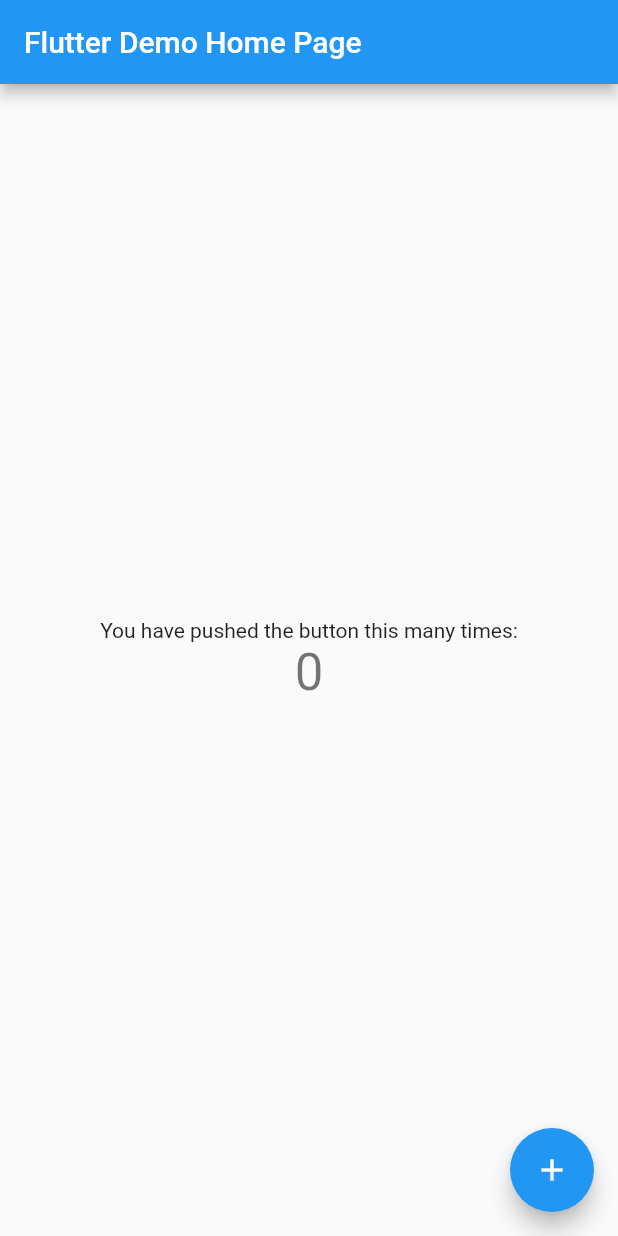
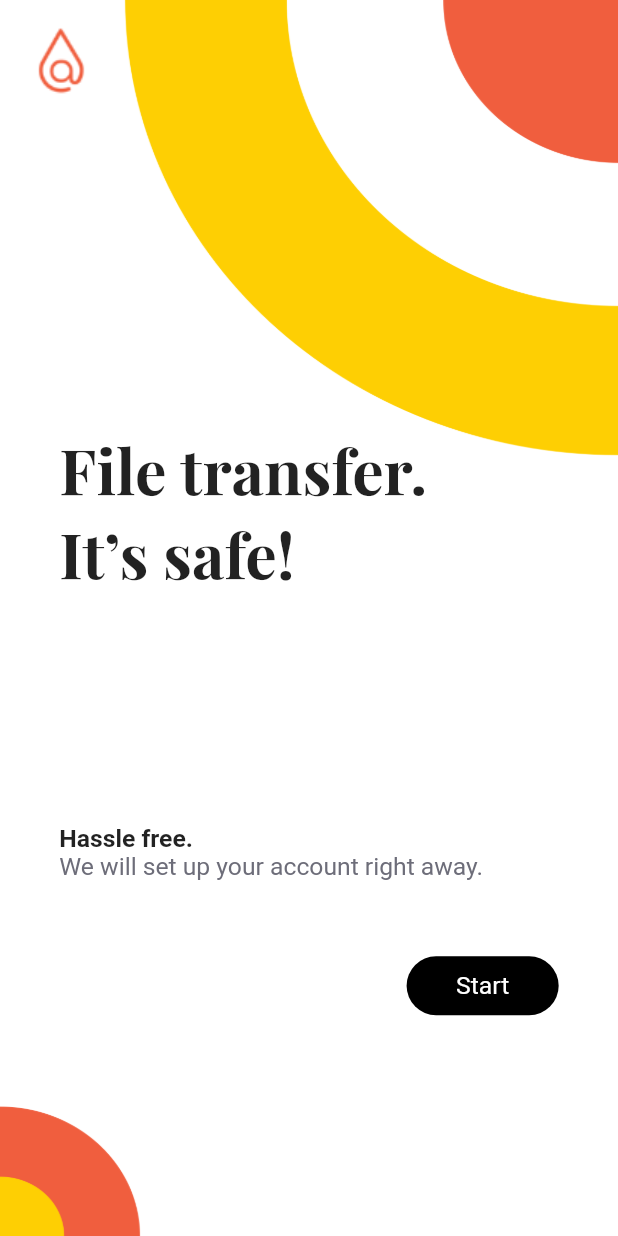
Before and after one commit to atsign-foundation/atmosphere_pro, a Flutter app: the screen it shows after launch, on a phone screen of 412 x 824 dp. Run offline on Flutter 3.47's test engine with Material 2 defaults, Android fonts, the phone set to English and light mode, and no system bars; our stand-ins replace google_fonts.

Commit message:
welcome screen UI with basic utils setup

```diff
--- /dev/null
+++ b/lib/app.dart
@@ -0,0 +1,15 @@
+import 'package:flutter/cupertino.dart';
+import 'package:flutter/material.dart';
+import 'routes/routes.dart';
+
+class MyApp extends StatelessWidget {
+  @override
+  Widget build(BuildContext context) {
+    return MaterialApp(
+      title: 'AtSign Atmosphere App',
+      debugShowCheckedModeBanner: false,
+      initialRoute: SetupRoutes.initialRoute,
+      routes: SetupRoutes.routes,
+    );
+  }
+}
--- a/lib/main.dart
+++ b/lib/main.dart
@@ -1,118 +1,6 @@
 import 'package:flutter/material.dart';
-import 'package:pedantic/pedantic.dart';
+import 'app.dart';
 
 void main() {
   runApp(MyApp());
 }
-
-class MyApp extends StatelessWidget {
-  // This widget is the root of your application.
-  @override
-  Widget build(BuildContext context) {
-    return MaterialApp(
-      title: 'Flutter Demo',
-      theme: ThemeData(
-        // This is the theme of your application.
-        //
-        // Try running your application with "flutter run". You'll see the
-        // application has a blue toolbar. Then, without quitting the app, try
-        // changing the primarySwatch below to Colors.green and then invoke
-        // "hot reload" (press "r" in the console where you ran "flutter run",
-        // or simply save your changes to "hot reload" in a Flutter IDE).
-        // Notice that the counter didn't reset back to zero; the application
-        // is not restarted.
-        primarySwatch: Colors.blue,
-        // This makes the visual density adapt to the platform that you run
-        // the app on. For desktop platforms, the controls will be smaller and
-        // closer together (more dense) than on mobile platforms.
-        visualDensity: VisualDensity.adaptivePlatformDensity,
-      ),
-      home: MyHomePage(title: 'Flutter Demo Home Page'),
-    );
-  }
-}
-
-class MyHomePage extends StatefulWidget {
-  MyHomePage({Key key, this.title}) : super(key: key);
-
-  // This widget is the home page of your application. It is stateful, meaning
-  // that it has a State object (defined below) that contains fields that affect
-  // how it looks.
-
-  // This class is the configuration for the state. It holds the values (in this
-  // case the title) provided by the parent (in this case the App widget) and
-  // used by the build method of the State. Fields in a Widget subclass are
-  // always marked "final".
-
-  final String title;
-
-  @override
-  _MyHomePageState createState() => _MyHomePageState();
-}
-
-class _MyHomePageState extends State<MyHomePage> {
-  int _counter = 0;
-
-  void _incrementCounter() {
-    setState(() {
-      // This call to setState tells the Flutter framework that something has
-      // changed in this State, which causes it to rerun the build method below
-      // so that the display can reflect the updated values. If we changed
-      // _counter without calling setState(), then the build method would not be
-      // called again, and so nothing would appear to happen.
-      _counter++;
-    });
-  }
-
-  @override
-  Widget build(BuildContext context) {
-    // This method is rerun every time setState is called, for instance as done
-    // by the _incrementCounter method above.
-    //
-    // The Flutter framework has been optimized to make rerunning build methods
-    // fast, so that you can just rebuild anything that needs updating rather
-    // than having to individually change instances of widgets.
-    return Scaffold(
-      appBar: AppBar(
-        // Here we take the value from the MyHomePage object that was created by
-        // the App.build method, and use it to set our appbar title.
-        title: Text(widget.title),
-      ),
-      body: Center(
-        // Center is a layout widget. It takes a single child and positions it
-        // in the middle of the parent.
-        child: Column(
-          // Column is also a layout widget. It takes a list of children and
-          // arranges them vertically. By default, it sizes itself to fit its
-          // children horizontally, and tries to be as tall as its parent.
-          //
-          // Invoke "debug painting" (press "p" in the console, choose the
-          // "Toggle Debug Paint" action from the Flutter Inspector in Android
-          // Studio, or the "Toggle Debug Paint" command in Visual Studio Code)
-          // to see the wireframe for each widget.
-          //
-          // Column has various properties to control how it sizes itself and
-          // how it positions its children. Here we use mainAxisAlignment to
-          // center the children vertically; the main axis here is the vertical
-          // axis because Columns are vertical (the cross axis would be
-          // horizontal).
-          mainAxisAlignment: MainAxisAlignment.center,
-          children: <Widget>[
-            Text(
-              'You have pushed the button this many times:',
-            ),
-            Text(
-              '$_counter',
-              style: Theme.of(context).textTheme.headline4,
-            ),
-          ],
-        ),
-      ),
-      floatingActionButton: FloatingActionButton(
-        onPressed: _incrementCounter,
-        tooltip: 'Increment',
-        child: Icon(Icons.add),
-      ), // This trailing comma makes auto-formatting nicer for build methods.
-    );
-  }
-}
--- /dev/null
+++ b/lib/routes/route_names.dart
@@ -0,0 +1,3 @@
+class Routes {
+  static const String HOME = 'home';
+}
--- /dev/null
+++ b/lib/routes/routes.dart
@@ -0,0 +1,13 @@
+import 'package:atsign_atmosphere_app/routes/route_names.dart';
+import 'package:atsign_atmosphere_app/screens/home/home.dart';
+import 'package:flutter/material.dart';
+
+class SetupRoutes {
+  static String initialRoute = Routes.HOME;
+
+  static Map<String, WidgetBuilder> get routes {
+    return {
+      Routes.HOME: (context) => Home(),
+    };
+  }
+}
--- /dev/null
+++ b/lib/screens/home/home.dart
@@ -0,0 +1,123 @@
+import 'package:atsign_atmosphere_app/services/size_config.dart';
+import 'package:atsign_atmosphere_app/utils/colors.dart';
+import 'package:atsign_atmosphere_app/utils/images.dart';
+import 'package:atsign_atmosphere_app/utils/text_strings.dart';
+import 'package:flutter/material.dart';
+import 'package:google_fonts/google_fonts.dart';
+
+class Home extends StatelessWidget {
+  @override
+  Widget build(BuildContext context) {
+    SizeConfig().init(context);
+    return Scaffold(
+      body: Container(
+        width: SizeConfig().screenWidth,
+        height: SizeConfig().screenHeight,
+        decoration: BoxDecoration(
+          color: Colors.red,
+          image: DecorationImage(
+            image: AssetImage(
+              ImageConstants.welcomeBackground,
+            ),
+            fit: BoxFit.fill,
+          ),
+        ),
+        child: SafeArea(
+          child: Column(
+            crossAxisAlignment: CrossAxisAlignment.start,
+            children: [
+              Expanded(
+                flex: 4,
+                child: Align(
+                  alignment: Alignment.topLeft,
+                  child: Padding(
+                    padding: EdgeInsets.only(
+                      left: 10.toWidth,
+                      top: 10.toHeight,
+                    ),
+                    child: Image.asset(
+                      ImageConstants.logoIcon,
+                    ),
+                  ),
+                ),
+              ),
+              Expanded(
+                flex: 8,
+                child: Container(
+                  padding: EdgeInsets.symmetric(
+                    horizontal: 36.toWidth,
+                    vertical: 10.toHeight,
+                  ),
+                  child: Column(
+                    crossAxisAlignment: CrossAxisAlignment.start,
+                    children: [
+                      Expanded(
+                        flex: 6,
+                        child: Text(
+                          TextStrings().homeFileTransferItsSafe,
+                          style: GoogleFonts.playfairDisplay(
+                            textStyle: TextStyle(
+                              fontSize: 38.toFont,
+                              fontWeight: FontWeight.bold,
+                            ),
+                          ),
+                        ),
+                      ),
+                      Expanded(
+                        flex: 2,
+                        child: Text.rich(
+                          TextSpan(
+                            text: TextStrings().homeHassleFree,
+                            style: TextStyle(
+                              fontSize: 15.toFont,
+                              fontWeight: FontWeight.bold,
+                            ),
+                            children: [
+                              TextSpan(
+                                text: TextStrings().homeWeWillSetupAccount,
+                                style: TextStyle(
+                                  color: ColorConstants.fadedText,
+                                  fontWeight: FontWeight.normal,
+                                ),
+                              ),
+                            ],
+                          ),
+                        ),
+                      ),
+                      Expanded(
+                        flex: 4,
+                        child: Align(
+                          alignment: Alignment.topRight,
+                          child: InkWell(
+                            onTap: () {},
+                            child: Container(
+                              padding: EdgeInsets.symmetric(
+                                vertical: 10.toHeight,
+                                horizontal: 30.toWidth,
+                              ),
+                              decoration: BoxDecoration(
+                                color: Colors.black,
+                                borderRadius: BorderRadius.circular(20.toFont),
+                              ),
+                              child: Text(
+                                TextStrings().buttonStart,
+                                style: TextStyle(
+                                  color: Colors.white,
+                                  fontSize: 15.toFont,
+                                ),
+                              ),
+                            ),
+                          ),
+                        ),
+                      ),
+                    ],
+                  ),
+                ),
+              ),
+            ],
+          ),
+        ),
+      ),
+    );
+  }
+}
--- /dev/null
+++ b/lib/services/size_config.dart
@@ -0,0 +1,89 @@
+import 'package:flutter/material.dart';
+
+class SizeConfig {
+  SizeConfig._();
+
+  static SizeConfig _instance = SizeConfig._();
+
+  factory SizeConfig() => _instance;
+  MediaQueryData _mediaQueryData;
+  double screenWidth;
+  double screenHeight;
+  double blockSizeHorizontal;
+  double blockSizeVertical;
+
+  double _safeAreaHorizontal;
+  double _safeAreaVertical;
+  double safeBlockHorizontal;
+  double safeBlockVertical;
+
+  double profileDrawerWidth;
+  double refHeight;
+  double refWidth;
+
+  void init(BuildContext context) {
+    _mediaQueryData = MediaQuery.of(context);
+    screenWidth = _mediaQueryData.size.width;
+    screenHeight = _mediaQueryData.size.height;
+    refHeight = 812;
+    refWidth = 375;
+
+    // print("height is::: $screenHeight");
+
+    if (screenHeight < 1200) {
+      blockSizeHorizontal = screenWidth / 100;
+      blockSizeVertical = screenHeight / 100;
+
+      _safeAreaHorizontal =
+          _mediaQueryData.padding.left + _mediaQueryData.padding.right;
+      _safeAreaVertical =
+          _mediaQueryData.padding.top + _mediaQueryData.padding.bottom;
+      safeBlockHorizontal = (screenWidth - _safeAreaHorizontal) / 100;
+      safeBlockVertical = (screenHeight - _safeAreaVertical) / 100;
+    } else {
+      blockSizeHorizontal = screenWidth / 120;
+      blockSizeVertical = screenHeight / 120;
+
+      _safeAreaHorizontal =
+          _mediaQueryData.padding.left + _mediaQueryData.padding.right;
+      _safeAreaVertical =
+          _mediaQueryData.padding.top + _mediaQueryData.padding.bottom;
+      safeBlockHorizontal = (screenWidth - _safeAreaHorizontal) / 120;
+      safeBlockVertical = (screenHeight - _safeAreaVertical) / 120;
+    }
+  }
+
+  double getWidthRatio(double val) {
+    double res = (val / refWidth) * 100;
+    double temp = res * blockSizeHorizontal;
+    // print("width$temp");
+
+    return temp;
+  }
+
+  double getHeightRatio(double val) {
+    double res = (val / refHeight) * 100;
+    double temp = res * blockSizeVertical;
+    return temp;
+  }
+
+  double getFontRatio(double val) {
+    double res = (val / refWidth) * 100;
+    double temp = 0.0;
+    if (screenWidth < screenHeight) {
+      temp = res * safeBlockHorizontal;
+    } else {
+      temp = res * safeBlockVertical;
+    }
+    // print('$val,$temp,$refHeight,$refWidth');
+    return temp;
+  }
+}
+
+extension SizeUtils on num {
+  double get toWidth => SizeConfig().getWidthRatio(this.toDouble());
+
+  double get toHeight => SizeConfig().getHeightRatio(this.toDouble());
+
+  double get toFont => SizeConfig().getFontRatio(this.toDouble());
+}
--- /dev/null
+++ b/lib/utils/colors.dart
@@ -0,0 +1,5 @@
+import 'package:flutter/material.dart';
+
+class ColorConstants {
+  static Color fadedText = Color(0xFF6D6D79);
+}
--- /dev/null
+++ b/lib/utils/images.dart
@@ -0,0 +1,6 @@
+class ImageConstants {
+  static String _basePath = 'assets/images';
+
+  static String welcomeBackground = '$_basePath/welcome_bg.png';
+  static String logoIcon = '$_basePath/logo.png';
+}
--- /dev/null
+++ b/lib/utils/text_strings.dart
@@ -0,0 +1,13 @@
+class TextStrings {
+  TextStrings._();
+  static TextStrings _instance = TextStrings._();
+  factory TextStrings() => _instance;
+
+  // home screen texts
+  String homeFileTransferItsSafe = 'File transfer.\nIt’s safe!';
+  String homeHassleFree = 'Hassle free.\n';
+  String homeWeWillSetupAccount = 'We will set up your account right away.';
+
+  // buttons text
+  String buttonStart = 'Start';
+}
```
Also changed, not shown: pubspec.yaml (+4 -6 lines), assets/images/logo.png (added), assets/images/welcome_bg.png (added), pubspec.lock, 7 other files.
